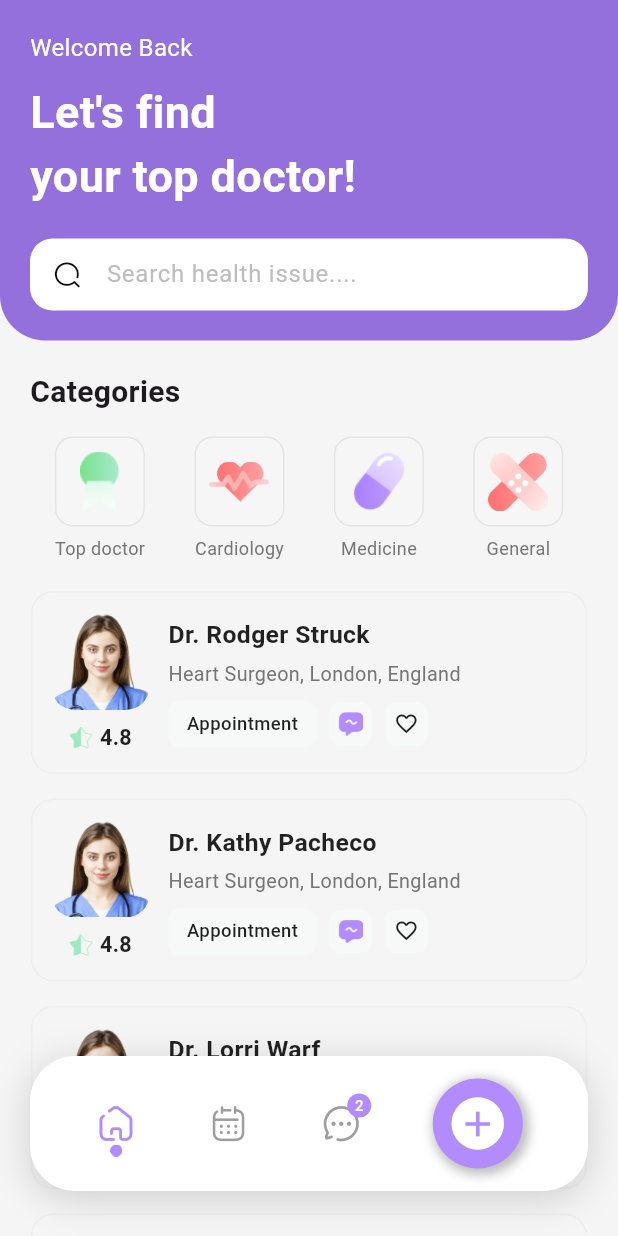
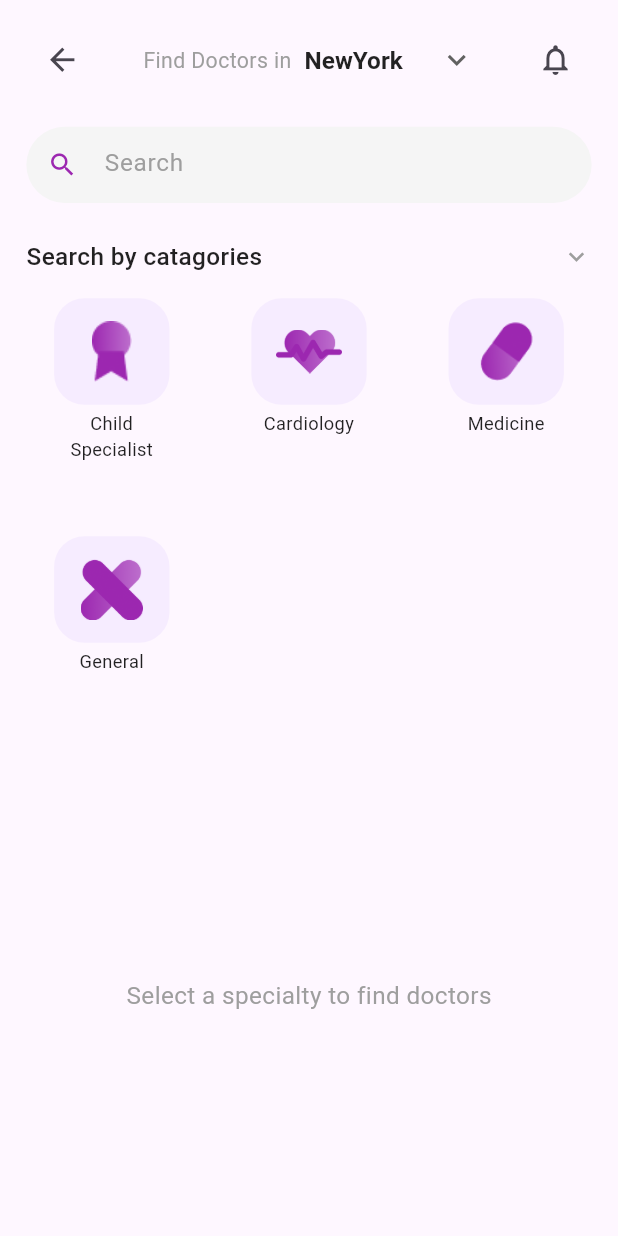
Before and after one commit to youssefalaa10/Care-Plus, a Flutter app: the screen it shows after launch, after a tap on the "add" icon, on a phone screen of 412 x 824 dp. Run offline on Flutter 3.47's test engine with Material 3 defaults, Android fonts, the light colour scheme and no system bars; our stand-ins replace flutter_screenutil.

Commit message:
feat: :sparkles: build request_doctor_screen

```diff
--- a/lib/Core/Routing/app_router.dart
+++ b/lib/Core/Routing/app_router.dart
@@ -6,6 +6,7 @@ import 'package:flutter/material.dart';
 import '../../Features/Auth/register/register_screen.dart';
 import '../../Features/Doctor-Details/UI/doctor_details_screen.dart';
 import '../../Features/Layout/UI/layout_screen.dart';
+import '../../Features/Request_Doctor/UI/request_doctor_screen.dart';
 import '../../Features/Schedule/schedule_screen.dart';
 import '../../Features/Top-Doctors/UI/top_doctors_screen.dart';
 
@@ -39,6 +40,10 @@ class AppRouter {
       // schedule screen
       case Routes.scheduleScreen:
         return MaterialPageRoute(builder: (_) => const ScheduleScreen());
+
+      // request doctor screen
+      case Routes.requestDoctorScreen:
+        return MaterialPageRoute(builder: (_) => const RequestDoctorScreen());
     }
     return null;
   }
--- a/lib/Core/Routing/routes.dart
+++ b/lib/Core/Routing/routes.dart
@@ -6,4 +6,5 @@ static const String doctorFinderScreen = '/doctor_finder_screen';
   static const String topDoctorsScreen = '/top_doctors_screen';
   static const String doctorDetailsScreen = '/doctor_details_screen';
   static const String scheduleScreen = '/schedule_screen';
+  static const String requestDoctorScreen = '/request_doctor_screen';
 }
--- a/lib/Features/Layout/UI/layout_screen.dart
+++ b/lib/Features/Layout/UI/layout_screen.dart
@@ -1,6 +1,7 @@
 import 'package:carepulse/Core/styles/image_manager.dart';
 import 'package:flutter/material.dart';
 
+import '../../../Core/Routing/routes.dart';
 import '../../../Core/styles/color_manager.dart';
 import '../../../Core/styles/icon_broken.dart';
 import '../../Home/UI/home_screen.dart';
@@ -47,7 +48,7 @@ class MainLayoutState extends State<MainLayout> {
                 borderRadius: BorderRadius.circular(30),
                 boxShadow: [
                   BoxShadow(
-                    color: Colors.black.withOpacity(0.15),
+                    color: Colors.black.withValues(alpha: 0.15),
                     blurRadius: 20,
                     offset: const Offset(0, 5),
                     spreadRadius: 1,
@@ -90,7 +91,6 @@ Widget _buildNavItem(IconData icon, int index) {
                 color: isSelected ? ColorManager.primaryColor : Colors.grey,
                 size: 28,
               ),
-
               if (isSelected)
                 Positioned(
                   bottom: -8,
@@ -128,7 +128,7 @@ Widget _buildNavItemWithBadge(IconData icon, int index, String badgeText) {
                 size: 28,
               ),
               Positioned(
-              top: -6, // وضع الشارة في الأعلى
+                top: -6,
                 right: -6,
                 child: CircleAvatar(
                   radius: 8,
@@ -141,7 +141,7 @@ Widget _buildNavItemWithBadge(IconData icon, int index, String badgeText) {
               ),
               if (isSelected)
                 Positioned(
-                bottom: -8, // وضع النقطة في المركز السفلي
+                  bottom: -8,
                   child: Image.asset(
                     ImageManager.dotIcon,
                     height: 8,
@@ -158,7 +158,7 @@ Widget _buildNavItemWithBadge(IconData icon, int index, String badgeText) {
   Widget _buildAddButton() {
     return GestureDetector(
       onTap: () {
-        // Handle Add Button Click
+        Navigator.pushNamed(context, Routes.requestDoctorScreen);
       },
       child: Container(
         height: 60,
@@ -183,7 +183,7 @@ Widget _buildNavItemWithBadge(IconData icon, int index, String badgeText) {
               color: Colors.white,
               borderRadius: BorderRadius.circular(20),
               border: Border.all(
-                color: Colors.white.withOpacity(0.3),
+                color: Colors.white.withValues(alpha: 0.3),
                 width: 2,
               ),
             ),
--- a/lib/Features/Request_Doctor/UI/request_doctor_screen.dart
+++ b/lib/Features/Request_Doctor/UI/request_doctor_screen.dart
@@ -0,0 +1,290 @@
+import 'package:carepulse/Core/styles/color_manager.dart';
+import 'package:flutter/material.dart';
+import 'package:flutter_screenutil/flutter_screenutil.dart';
+
+import '../../../Core/styles/image_manager.dart';
+
+class RequestDoctorScreen extends StatefulWidget {
+  const RequestDoctorScreen({super.key});
+
+  @override
+  State<RequestDoctorScreen> createState() => _RequestDoctorScreenState();
+}
+
+class _RequestDoctorScreenState extends State<RequestDoctorScreen> {
+  final TextEditingController _searchController = TextEditingController();
+  String _selectedLocation = 'NewYork';
+  bool isSearchExpanded = false;
+  int? _selectedSpecialtyIndex;
+
+  // List of medical specialties with their icons
+  final List<Map<String, String>> _specialties = [
+    {
+      'name': 'Child\nSpecialist',
+      'icon': ImageManager.topDoctorIcon,
+    },
+    {
+      'name': 'Cardiology',
+      'icon': ImageManager.cardiologyIcon,
+    },
+    {
+      'name': 'Medicine',
+      'icon': ImageManager.medicineIcon,
+    },
+    {
+      'name': 'General',
+      'icon': ImageManager.generalIcon,
+    },
+  ];
+
+  @override
+  void dispose() {
+    _searchController.dispose();
+    super.dispose();
+  }
+
+  @override
+  Widget build(BuildContext context) {
+    return Scaffold(
+      resizeToAvoidBottomInset: false,
+      body: SafeArea(
+        child: Padding(
+          padding: EdgeInsets.symmetric(horizontal: 16.w, vertical: 16.h),
+          child: Column(
+            crossAxisAlignment: CrossAxisAlignment.start,
+            children: [
+              _buildHeader(),
+              SizedBox(height: 20.h),
+              _buildSearchBar(),
+              SizedBox(height: 24.h),
+              _buildCategoriesSection(),
+              SizedBox(height: 20.h),
+              Expanded(
+                child: Center(
+
+                  child: _selectedSpecialtyIndex != null
+                      ? Text(
+                          'Showing doctors for ${_specialties[_selectedSpecialtyIndex!]['name']!.replaceAll('\n', ' ')}',
+                          style: TextStyle(
+                            fontSize: 16.sp,
+                            color: Colors.purple,
+                            fontWeight: FontWeight.w500,
+                          ),
+                        )
+                      : Text(
+                          'Select a specialty to find doctors',
+                          style: TextStyle(
+                            fontSize: 16.sp,
+                            color: Colors.grey,
+                          ),
+                        ),
+                ),
+              ),
+            ],
+          ),
+        ),
+      ),
+    );
+  }
+
+  Widget _buildHeader() {
+    return Row(
+      mainAxisAlignment: MainAxisAlignment.spaceBetween,
+      children: [
+        // Menu Icon
+        IconButton(
+          icon: Icon(Icons.arrow_back, size: 24.sp),
+          onPressed: () {},
+          padding: EdgeInsets.zero,
+          constraints: const BoxConstraints(),
+        ),
+
+        // Location Selector
+        Row(
+          children: [
+            Text(
+              'Find Doctors in',
+              style: TextStyle(
+                fontSize: 14.sp,
+                color: Colors.grey,
+              ),
+            ),
+            SizedBox(width: 8.w),
+            DropdownButton<String>(
+              value: _selectedLocation,
+              icon: const Icon(Icons.keyboard_arrow_down),
+              elevation: 16,
+              style: TextStyle(
+                fontSize: 16.sp,
+                fontWeight: FontWeight.bold,
+                color: Colors.black87,
+              ),
+              underline: Container(height: 0),
+              onChanged: (String? newValue) {
+                if (newValue != null) {
+                  setState(() {
+                    _selectedLocation = newValue;
+                  });
+                }
+              },
+              items: <String>['NewYork', 'Los Angeles', 'Chicago', 'Houston']
+                  .map<DropdownMenuItem<String>>((String value) {
+                return DropdownMenuItem<String>(
+                  value: value,
+                  child: Text(value),
+                );
+              }).toList(),
+            ),
+          ],
+        ),
+
+        // Notification Icon
+        IconButton(
+          icon: Icon(Icons.notifications_outlined, size: 24.sp),
+          onPressed: () {},
+          padding: EdgeInsets.zero,
+          constraints: const BoxConstraints(),
+        ),
+      ],
+    );
+  }
+
+  Widget _buildSearchBar() {
+    return Container(
+      height: 50.h,
+      decoration: BoxDecoration(
+        color: Colors.grey.shade100,
+        borderRadius: BorderRadius.circular(25.r),
+      ),
+      child: TextField(
+        controller: _searchController,
+        decoration: InputDecoration(
+          hintText: 'Search',
+          hintStyle: TextStyle(
+            color: Colors.grey,
+            fontSize: 16.sp,
+          ),
+          prefixIcon: Icon(
+            Icons.search,
+            color: Colors.purple,
+            size: 20.sp,
+          ),
+          border: InputBorder.none,
+          contentPadding: EdgeInsets.symmetric(vertical: 15.h),
+        ),
+        onTap: () {
+          setState(() {
+            isSearchExpanded = true;
+          });
+        },
+        onSubmitted: (_) {
+          setState(() {
+            isSearchExpanded = false;
+          });
+        },
+      ),
+    );
+  }
+
+  Widget _buildCategoriesSection() {
+    return Column(
+      crossAxisAlignment: CrossAxisAlignment.start,
+      children: [
+        // Categories Header
+        Row(
+          mainAxisAlignment: MainAxisAlignment.spaceBetween,
+          children: [
+            Text(
+              'Search by catagories',
+              style: TextStyle(
+                fontSize: 16.sp,
+                fontWeight: FontWeight.w500,
+                color: Colors.black87,
+              ),
+            ),
+            Icon(
+              Icons.keyboard_arrow_down,
+              size: 20.sp,
+              color: Colors.grey,
+            ),
+          ],
+        ),
+        SizedBox(height: 16.h),
+
+        // Categories Grid
+        GridView.builder(
+          shrinkWrap: true,
+          physics: const NeverScrollableScrollPhysics(),
+          gridDelegate: SliverGridDelegateWithFixedCrossAxisCount(
+            crossAxisCount: MediaQuery.of(context).size.width > 600
+                ? 4
+                : 3, // Responsive grid
+            childAspectRatio: 0.8, // Adjusted for better proportions
+            crossAxisSpacing: 16.w,
+            mainAxisSpacing: 16.h,
+          ),
+          itemCount: _specialties.length,
+          itemBuilder: (context, index) {
+            return _buildSpecialtyCard(
+              name: _specialties[index]['name']!,
+              iconPath: _specialties[index]['icon']!,
+              index: index,
+            );
+          },
+        ),
+      ],
+    );
+  }
+
+  Widget _buildSpecialtyCard(
+      {required String name, required String iconPath, required int index}) {
+    final bool isSelected = _selectedSpecialtyIndex == index;
+
+    return GestureDetector(
+      onTap: () {
+        setState(() {
+          _selectedSpecialtyIndex = index;
+        });
+      },
+      child: Column(
+        mainAxisSize: MainAxisSize.min,
+        children: [
+          Container(
+            width: 70.w,
+            height: 70.h,
+            decoration: BoxDecoration(
+              color: isSelected
+                  ? ColorManager.primaryColor.withValues(alpha: 0.3)
+                  : ColorManager.primaryColor.withValues(alpha: 0.1),
+              borderRadius: BorderRadius.circular(20.r),
+              border: isSelected
+                  ? Border.all(color: Colors.purple, width: 2)
+                  : null,
+            ),
+            child: Center(
+              child: Image.asset(
+                iconPath,
+                width: 40.w,
+                height: 40.h,
+                color: Colors.purple,
+              ),
+            ),
+          ),
+          SizedBox(height: 4.h),
+          SizedBox(
+            height: 36.h, // Fixed height for text container
+            child: Text(
+              name,
+              textAlign: TextAlign.center,
+              style: TextStyle(
+                fontSize: 12.sp,
+                fontWeight: isSelected ? FontWeight.bold : FontWeight.normal,
+                color: isSelected ? Colors.purple : Colors.black87,
+              ),
+            ),
+          ),
+        ],
+      ),
+    );
+  }
+}
```
Lines whose indentation alone changed are shown as unchanged.
